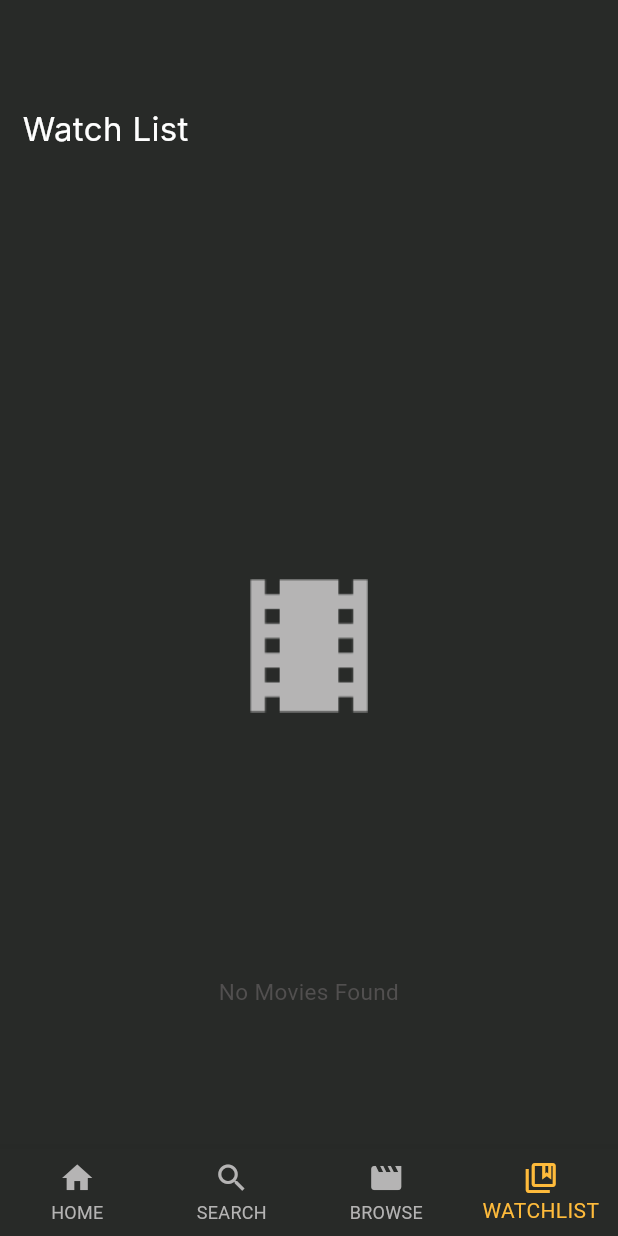
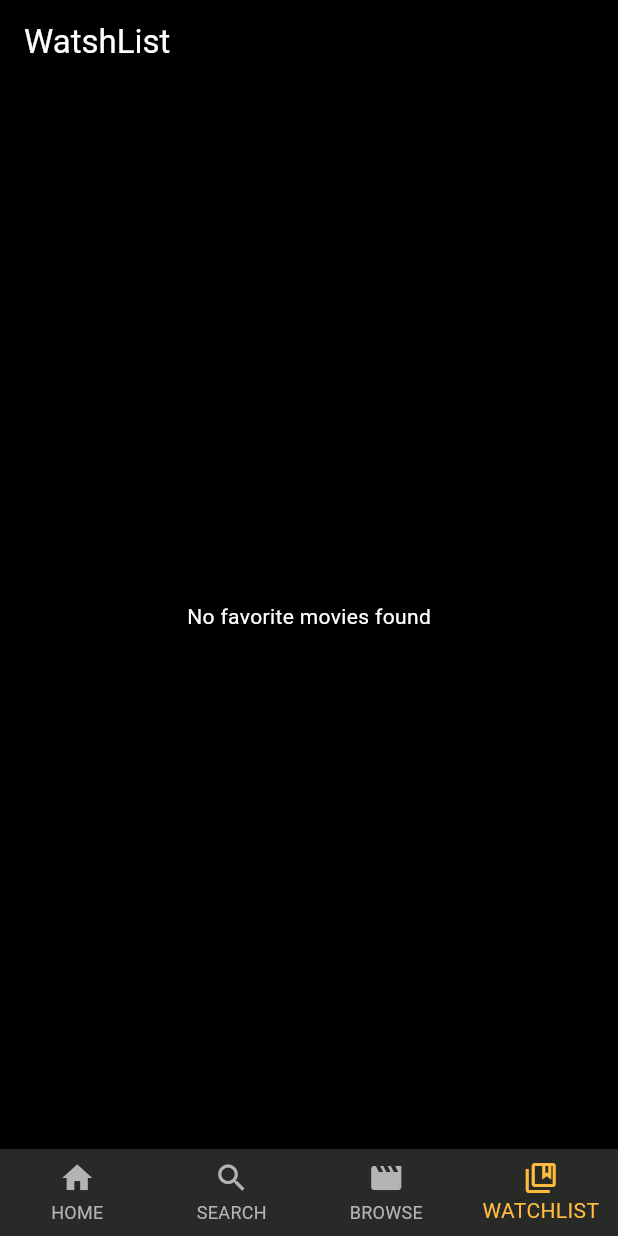
Before and after one commit to Mennaeshra12/move-on-, a Flutter app: the screen it shows after launch, item 4 of the bottom bar chosen, on a phone screen of 412 x 824 dp. Run offline on Flutter 3.47's test engine with Material 3 defaults, Android fonts, the phone set to English and light mode, and no system bars; our stand-ins replace carousel_slider, cloud_firestore, firebase_core, flutter_bloc, flutter_screenutil, google_fonts and 1 more; accounts and stored records are empty; network calls fail; Roboto replaces fonts that are missing (Inter).

Commit message:
final wishList

```diff
--- a/lib/WatchList/watchListTab.dart
+++ b/lib/WatchList/watchListTab.dart
@@ -1,86 +1,105 @@
-import 'package:cloud_firestore/cloud_firestore.dart';
 import 'package:flutter/material.dart';
-import 'package:movies_watchlist/AppColors.dart';
-import 'package:movies_watchlist/HomeTab/Data/Response/topRatedOrPopularResponse.dart';
-import 'package:movies_watchlist/WatchList/Widgets/wishlist_movie_item.dart';
 import 'package:movies_watchlist/firebase_utils.dart';
-import 'package:movies_watchlist/homeScreen/home_screen.dart';
 
-class WatchListTab extends StatelessWidget {
-  static const String routeName = "watch_list";
+class WatchListTab extends StatefulWidget {
+  static const String routeName = 'watchlisttab';
 
   @override
+  State<WatchListTab> createState() => _WatchListTabState();
+}
+
+class _WatchListTabState extends State<WatchListTab> {
+  @override
   Widget build(BuildContext context) {
-    return Container(
-      color: AppColors.backgroundColor,
-      child: Padding(
-        padding: const EdgeInsets.only(top: 70, left: 15, right: 15),
-        child: Column(
-          crossAxisAlignment: CrossAxisAlignment.stretch,
-          children: [
-            const Text(
-              'Watch List',
-              style: TextStyle(
-                fontFamily: 'Inter',
-                color: AppColors.whiteColorText,
-                fontWeight: FontWeight.w400,
-                fontSize: 22,
+    return Scaffold(
+      appBar: AppBar(
+        backgroundColor: Colors.black,
+        title: Text(
+          'WatshList',
+          style: TextStyle(color: Colors.white),
         ),
       ),
-            const SizedBox(height: 20),
-            Expanded(
-              child: StreamBuilder<QuerySnapshot<MovieModel>>(
-                stream: FirebaseUtils.getRealTimeDataFromFirestore(),
+      backgroundColor: Colors.black,
+      body: FutureBuilder<List<Map<String, dynamic>>>(
+        future: Firestore.getFavMovies(), // Call the getFavMovies function
         builder: (context, snapshot) {
-                  if (snapshot.hasError) {
-                    return Column(
-                      mainAxisAlignment: MainAxisAlignment.center,
-                      children: [
-                        Text(snapshot.error.toString()),
-                      ],
+          if (snapshot.connectionState == ConnectionState.waiting) {
+            return Center(child: CircularProgressIndicator());
+          } else if (snapshot.hasError) {
+            return Center(child: Text('Error: ${snapshot.error}'));
+          } else if (!snapshot.hasData || snapshot.data!.isEmpty) {
+            return Center(
+              child: Text(
+                'No favorite movies found',
+                style: TextStyle(color: Colors.white),
+              ),
             );
           }
-                  if (snapshot.connectionState == ConnectionState.waiting) {
-                    return const Center(child: CircularProgressIndicator());
+
+          // Data is available
+          final favMovies = snapshot.data!;
+          return ListView.builder(
+            itemCount: favMovies.length,
+            itemBuilder: (context, index) {
+              final movie = favMovies[index];
+              return _buildWatchlistItem(movie);
+            },
+          );
+        },
+      ),
+    );
   }
-                  var moviesList = snapshot.data?.docs
-                      .map((element) => element.data())
-                      .toList() ??
-                      [];
-                  print('MoviesList: ${moviesList.length}');
-                  return (moviesList.isEmpty)
-                      ? Column(
-                    mainAxisAlignment: MainAxisAlignment.center,
-                    crossAxisAlignment: CrossAxisAlignment.stretch,
+
+  Widget _buildWatchlistItem(Map<String, dynamic> movie) {
+    return Container(
+      color: Colors.black,
+      margin: EdgeInsets.symmetric(vertical: 10, horizontal: 15),
+      child: Row(
+        mainAxisAlignment: MainAxisAlignment.spaceEvenly,
         children: [
-                      Image.asset('assets/images/search_body.png'),
-                      const SizedBox(height: 5),
-                      const Text(
-                        "No Movies Found",
-                        style: TextStyle(
-                          fontSize: 15,
-                          color: AppColors.greySearchBarColor,
-                        ),
-                        textAlign: TextAlign.center,
-                      ),
-                    ],
-                  )
-                      : ListView.builder(
-                    itemBuilder: (context, index) => GestureDetector(
-                        onTap: () {
-                          Navigator.pushNamed(
-                              context, HomeScreen.routeName,
-                              arguments: moviesList[index]);
-                        },
-                        child: WatchlistMovieItem(model: moviesList[index])),
-                    itemCount: moviesList.length,
-                    padding: EdgeInsets.zero,
+          Container(
+            padding: EdgeInsets.only(right: 15),
+            width: 100,
+            height: 130,
+            child: Image.network(
+              movie['imagePath'] ?? '',
+              filterQuality: FilterQuality.high,
+              fit: BoxFit.cover,
+              errorBuilder: (context, error, stackTrace) {
+                return Container(
+                  color: Colors.grey,
+                  child: Center(child: Text('Image not available')),
                 );
               },
             ),
           ),
+          Container(
+            width: 200,
+            child: Column(
+              crossAxisAlignment: CrossAxisAlignment.start,
+              children: [
+                Text(
+                  movie['title'] ?? 'Unknown',
+                  style: TextStyle(color: Colors.white),
+                ),
+                Text(
+                  movie['releaseDate'] ?? 'releaseDate unknown',
+                  style: TextStyle(color: Colors.white),
+                )
               ],
             ),
+          ),
+          IconButton(
+            onPressed: () async {
+              await Firestore.removeMovieByTitle(movie['title']);
+              setState(() {});
+            },
+            icon: Icon(
+              Icons.bookmark_added_outlined,
+              color: Colors.blue,
+            ),
+          ),
+        ],
       ),
     );
   }
```
Also changed, not shown: lib/HomeTab/widgets/topRatedItem.dart (+47 -14 lines), lib/HomeTab/widgets/upComingItem.dart (+50 -40 lines), lib/WatchList/Widgets/wishlist_movie_item.dart (+4 -4 lines), lib/firebase_utils.dart (+109 -60 lines). Lines whose indentation alone changed are shown as unchanged.
